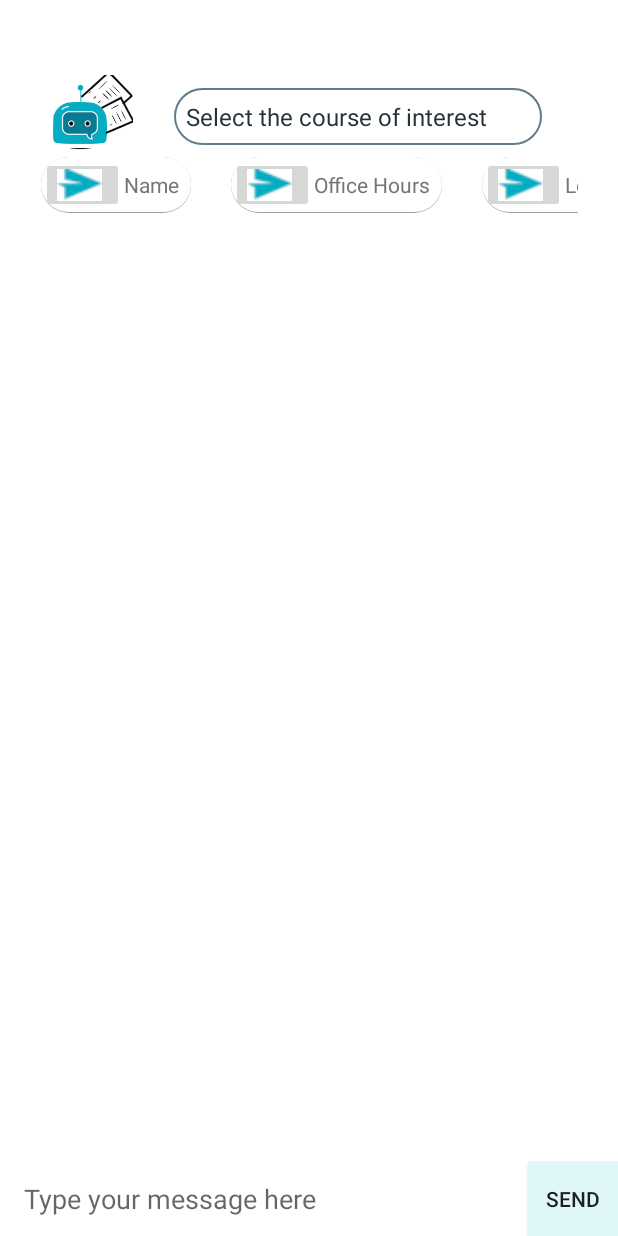
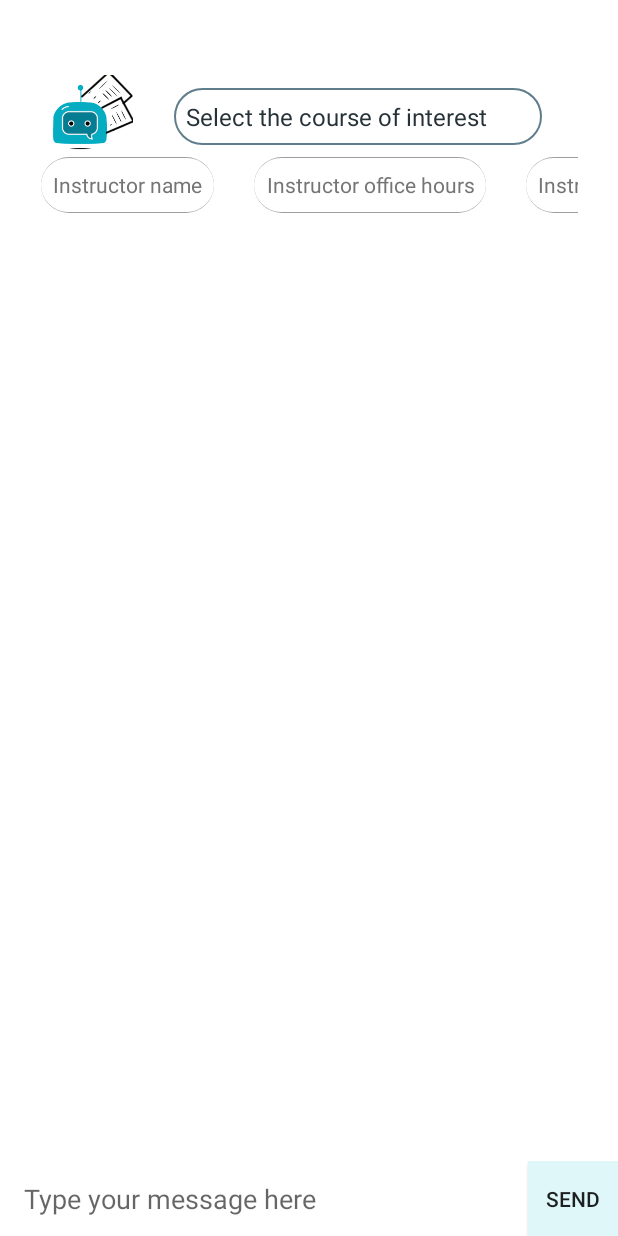
Before and after one commit to ryrency/CMPE277-Team-Zen-ChatBOT, an Android app: the ChatRoom screen opened directly, with no data from a screen before it, on a phone screen of 412 x 824 dp. Run offline under Robolectric (Android 15) with nearby library versions, the phone set to English and light mode, and no system bars.

Commit message:
“Commit“

```diff
--- a/app/src/main/java/edu/sjsu/zen/adapter/SuggestionsAdapter.java
+++ b/app/src/main/java/edu/sjsu/zen/adapter/SuggestionsAdapter.java
@@ -33,11 +33,11 @@ public class SuggestionsAdapter extends RecyclerView.Adapter<SuggestionsAdapter.
         this.mContext = context;
         switch(category){
             case "instructor":
-                suggestions.add("Name");
-                suggestions.add("Office Hours");
-                suggestions.add("Location");
-                suggestions.add("xyz");
-                suggestions.add("hjhhhh");
+                suggestions.add("Instructor name");
+                suggestions.add("Instructor office hours");
+                suggestions.add("Instructor office location");
+                suggestions.add("Course grading");
+                suggestions.add("Course objective");
                 break;
             default:
                 break;
@@ -95,7 +95,7 @@ public class SuggestionsAdapter extends RecyclerView.Adapter<SuggestionsAdapter.
 
             Log.i("RENCY","creating view holder");
             suggestionText = (TextView)suggestionsView.findViewById(R.id.suggestion_tv);
-            suggestionButton = (ImageButton)suggestionsView.findViewById(R.id.suggestion_img_btn);
+//            suggestionButton = (ImageButton)suggestionsView.findViewById(R.id.suggestion_img_btn);
         }
 
     }
--- a/app/src/main/res/drawable-v24/button_back.xml
+++ b/app/src/main/res/drawable-v24/button_back.xml
@@ -8,9 +8,9 @@
 </item>
 
 <item
-    android:left="0dp"
-    android:right="0dp"
-    android:top="0dp"
+    android:left="0.5dp"
+    android:right="0.5dp"
+    android:top="1dp"
     android:bottom="1dp">
     <shape android:shape="rectangle">
         <solid android:color="@android:color/white"/>
--- a/app/src/main/res/layout/suggestion_content_layout.xml
+++ b/app/src/main/res/layout/suggestion_content_layout.xml
@@ -6,19 +6,17 @@
     android:clickable="true">
 
 
-    <ImageButton
+   <!-- <ImageButton
         android:id="@+id/suggestion_img_btn"
-        android:layout_width="55dp"
+        android:layout_width="match_parent"
         android:layout_height="match_parent"
         android:clickable="true"
-        android:paddingBottom="8dp"
-        android:paddingLeft="8dp"
         android:paddingTop="8dp"
         android:layout_weight="1"
         android:adjustViewBounds="true"
-        android:src="@drawable/send"
+        android:src="@drawable/course_website"
         android:scaleType="fitCenter"/>
-
+  -->
     <TextView
         android:id="@+id/suggestion_tv"
         android:layout_width="wrap_content"
@@ -29,6 +27,8 @@
         android:textColor="@color/buttonText"
         android:textSize="14dp"
         android:paddingRight="8dp"
+        android:paddingLeft="8dp"
+
         android:paddingTop="8dp"
         android:paddingBottom="8dp"
         android:textAlignment="center" />
```
Also changed, not shown: app/src/main/res/drawable-v24/course_grading.png (added), app/src/main/res/drawable-v24/course_location.png (added), app/src/main/res/drawable-v24/course_name.png (added), app/src/main/res/drawable-v24/course_objective.png (added), app/src/main/res/drawable-v24/course_timing.png (added), app/src/main/res/drawable-v24/course_website.png (added), app/src/main/res/drawable-v24/due_dates.png (added), app/src/main/res/drawable-v24/icon_course_location.png (added).
